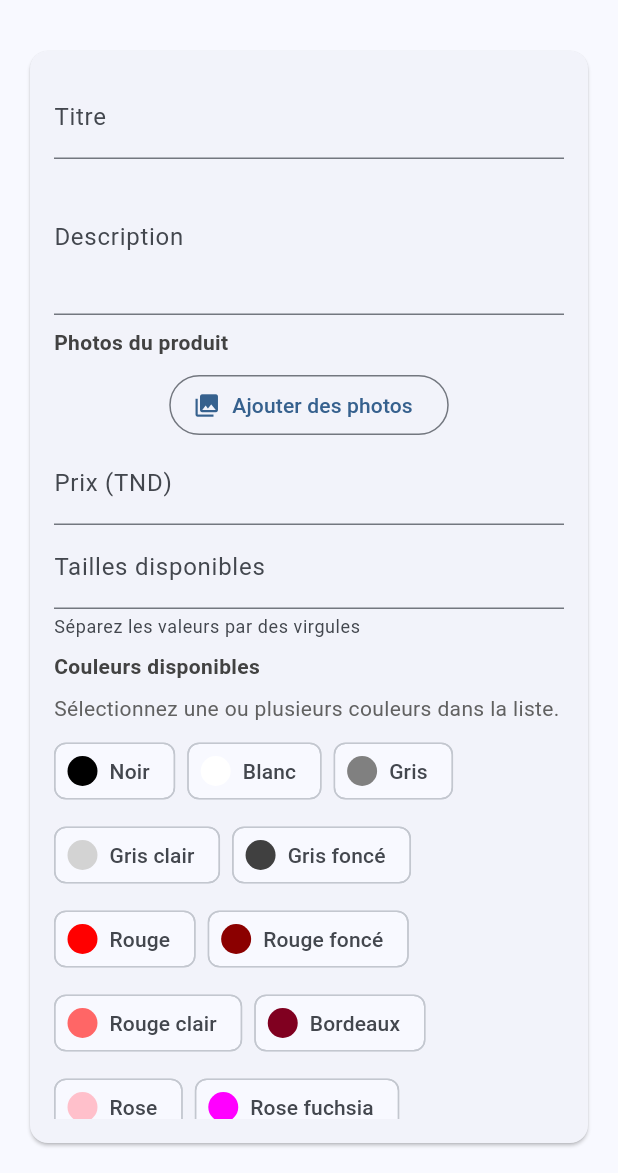
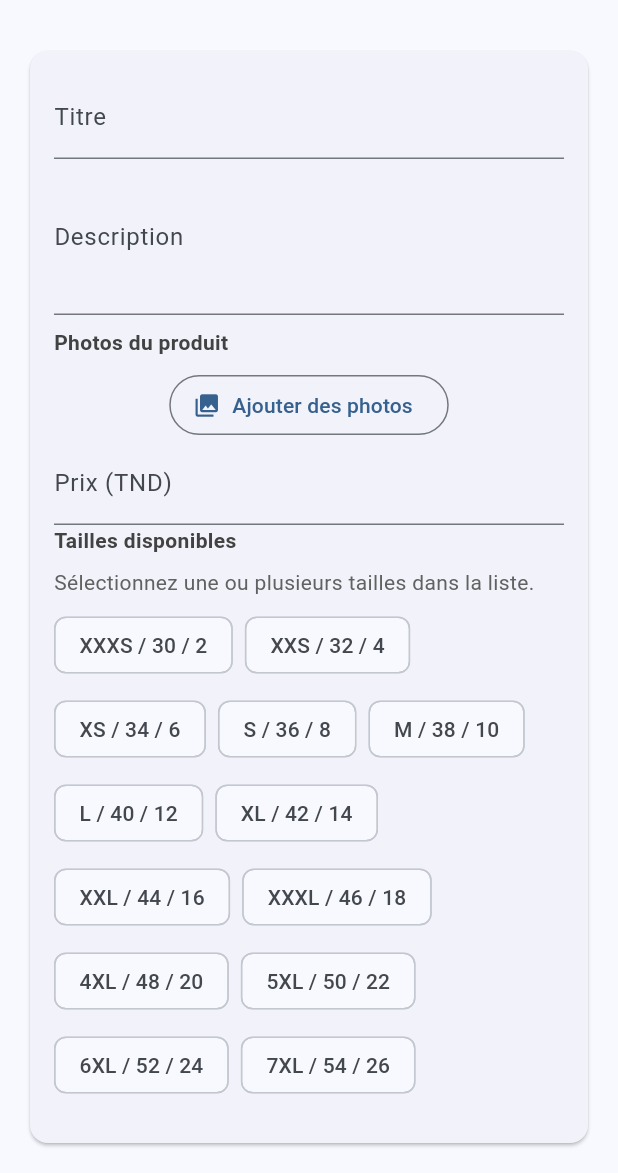
Before and after one commit to JasserMiled/TuniModev2, a Flutter app: the DashboardScreen screen opened by its route, on a phone screen of 412 x 824 dp, the part 63-1236 px from its top. Run offline on Flutter 3.47's test engine with Material 3 defaults, Android fonts, the phone set to English and light mode, and no system bars; our stand-ins replace file_picker; network calls fail.

Commit message:
Add predefined size selector to listing form

```diff
--- a/frontend/lib/screens/dashboard_screen.dart
+++ b/frontend/lib/screens/dashboard_screen.dart
@@ -72,6 +72,26 @@ const List<String> _conditionOptions = [
   'Satisfaisant',
 ];
 
+const List<String> _sizeOptions = [
+  'XXXS / 30 / 2',
+  'XXS / 32 / 4',
+  'XS / 34 / 6',
+  'S / 36 / 8',
+  'M / 38 / 10',
+  'L / 40 / 12',
+  'XL / 42 / 14',
+  'XXL / 44 / 16',
+  'XXXL / 46 / 18',
+  '4XL / 48 / 20',
+  '5XL / 50 / 22',
+  '6XL / 52 / 24',
+  '7XL / 54 / 26',
+  '8XL / 56 / 28',
+  '9XL / 58 / 30',
+  'Taille unique',
+  'Autre',
+];
+
 class _PickedImage {
   final String name;
   final Uint8List bytes;
@@ -92,7 +112,7 @@ class _DashboardScreenState extends State<DashboardScreen> {
   String _title = '';
   String _description = '';
   String _price = '';
-  String _sizesText = '';
+  final List<String> _selectedSizes = [];
   final List<String> _selectedColors = [];
   String? _gender;
   String _city = '';
@@ -218,17 +238,11 @@ class _DashboardScreenState extends State<DashboardScreen> {
       return;
     }
 
-    List<String> _splitValues(String input) => input
-        .split(',')
-        .map((v) => v.trim())
-        .where((v) => v.isNotEmpty)
-        .toList();
-
     final ok = await ApiService.createListing(
       title: _title,
       description: _description,
       price: double.tryParse(_price) ?? 0,
-      sizes: _splitValues(_sizesText),
+      sizes: _selectedSizes,
       colors: _selectedColors,
       gender: _gender,
       condition: _condition,
@@ -246,7 +260,7 @@ class _DashboardScreenState extends State<DashboardScreen> {
       _formKey.currentState!.reset();
       setState(() {
         _gender = null;
-        _sizesText = '';
+        _selectedSizes.clear();
         _selectedColors.clear();
         _images = [];
         _condition = null;
@@ -308,6 +322,53 @@ class _DashboardScreenState extends State<DashboardScreen> {
         _selectedColors.add(colorName);
       }
     });
+  }
+
+  void _toggleSize(String size) {
+    setState(() {
+      if (_selectedSizes.contains(size)) {
+        _selectedSizes.remove(size);
+      } else {
+        _selectedSizes.add(size);
+      }
+    });
+  }
+
+  Widget _buildSizeSelector() {
+    return Column(
+      crossAxisAlignment: CrossAxisAlignment.start,
+      children: [
+        Align(
+          alignment: Alignment.centerLeft,
+          child: Text(
+            'Tailles disponibles',
+            style: TextStyle(
+              fontWeight: FontWeight.w600,
+              color: Colors.grey.shade800,
+            ),
+          ),
+        ),
+        const SizedBox(height: 8),
+        Text(
+          'Sélectionnez une ou plusieurs tailles dans la liste.',
+          style: TextStyle(color: Colors.grey.shade700),
+        ),
+        const SizedBox(height: 8),
+        Wrap(
+          spacing: 8,
+          runSpacing: 8,
+          children: _sizeOptions
+              .map(
+                (size) => FilterChip(
+                  label: Text(size),
+                  selected: _selectedSizes.contains(size),
+                  onSelected: (_) => _toggleSize(size),
+                ),
+              )
+              .toList(),
+        ),
+      ],
+    );
   }
 
   Widget _buildColorSelector() {
@@ -567,13 +628,7 @@ class _DashboardScreenState extends State<DashboardScreen> {
                           validator: (v) =>
                               (v == null || v.isEmpty) ? 'Champ obligatoire' : null,
                         ),
-                        TextFormField(
-                          decoration: const InputDecoration(
-                            labelText: 'Tailles disponibles',
-                            helperText: 'Séparez les valeurs par des virgules',
-                          ),
-                          onSaved: (v) => _sizesText = v?.trim() ?? '',
-                        ),
+                        _buildSizeSelector(),
                         const SizedBox(height: 8),
                         _buildColorSelector(),
                         const SizedBox(height: 12),
```
